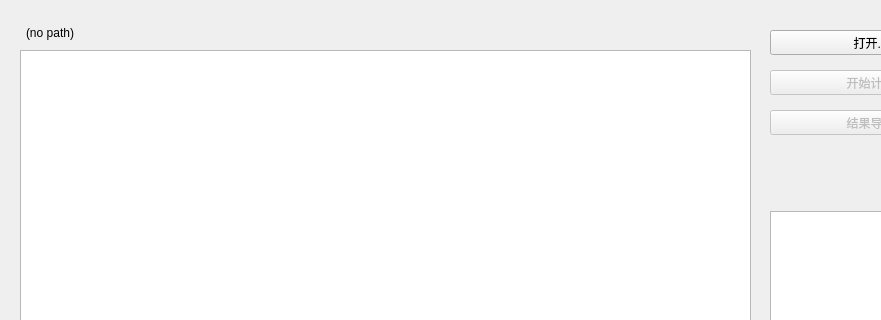
Above: app/ui/form_metrics.ui from HansBug/dgdvapp before the change; both pictures show x 0 to 881 and y 0 to 320 of the 987 by 533 pixel window. Below: the same form after it.
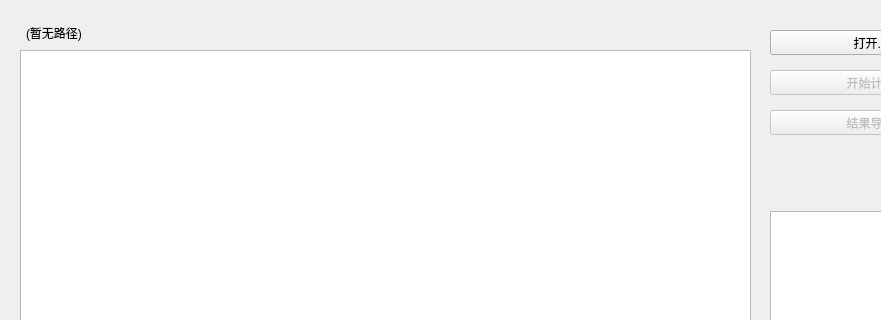
That is the form after the change.

Commit message: dev(hansbug): change metrics page to CN

The edit to the form file:
```diff
--- a/app/ui/form_metrics.ui
+++ b/app/ui/form_metrics.ui
@@ -84,7 +84,7 @@
     </rect>
    </property>
    <property name="text">
-    <string>(no path)</string>
+    <string>(暂无路径)</string>
    </property>
   </widget>
   <widget class="QProgressBar" name="progress_status">
```
The commit also changes 1 other file.
